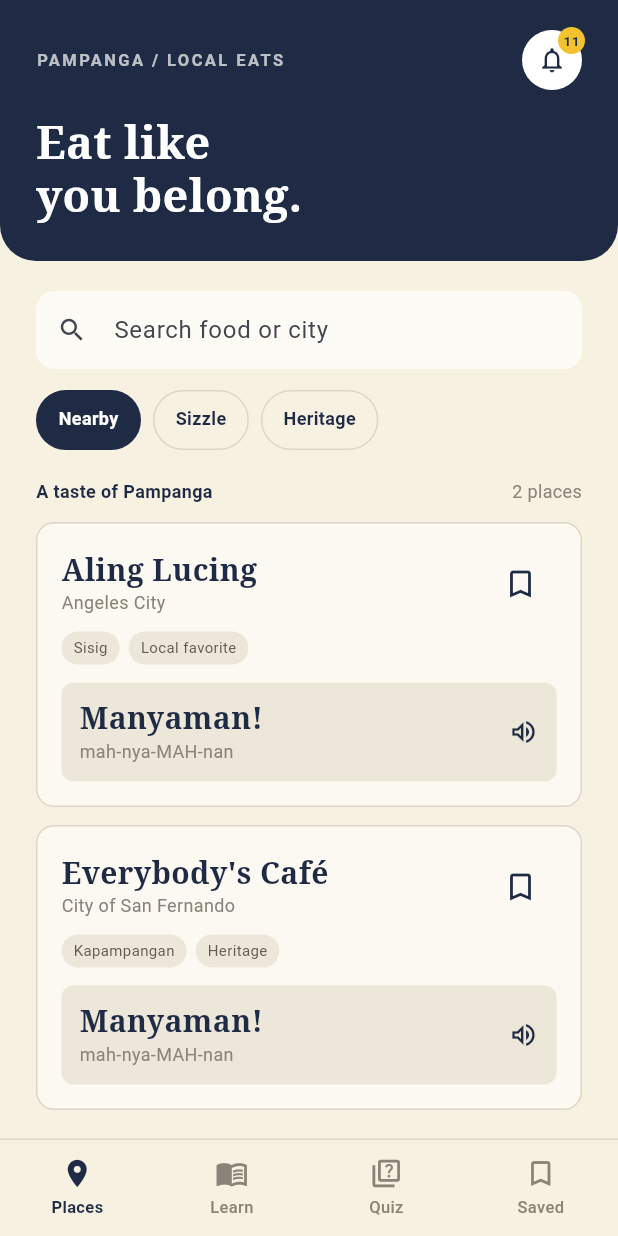
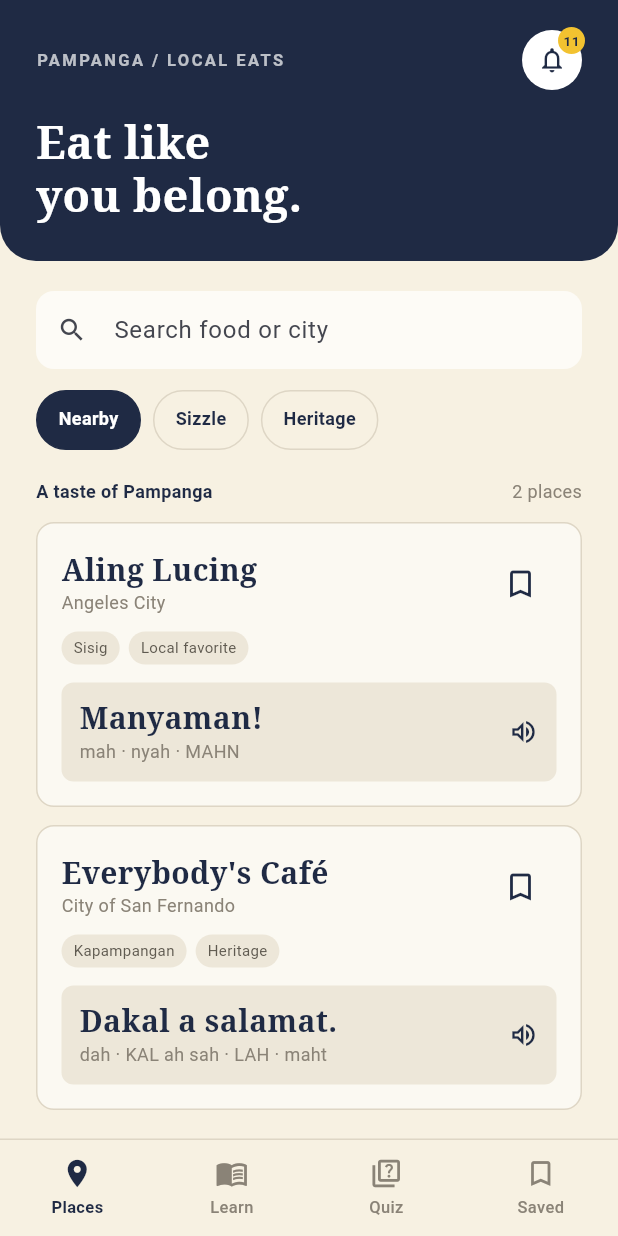
Before and after one commit to Zetzzui/pampanga-guide, a Flutter app: the PlacesScreen screen opened directly, on a phone screen of 412 x 824 dp. Run offline on Flutter 3.47's test engine with Material 3 defaults, Android fonts, the phone set to English and light mode, and no system bars; our stand-ins replace material_ui.

Commit message:
Add Phrase model and shared saved places store
- Add a Phrase model (category, Kapampangan, English, syllables, note)
  and mock phrases for the Learn flow.
- Give each Place a tagline and a linked Phrase instead of loose
  phrase/pronunciation/meaning strings.
- Add SavedStore to share saved places across Places, Place Details,
  and Saved (in memory until Firestore is wired up).
- Update Places, Place Details, and Saved screens to the new model.
- Mark unverified phrases and place details with TODOs.

```diff
--- a/lib/data/mock_data.dart
+++ b/lib/data/mock_data.dart
@@ -1,44 +1,97 @@
 /// Static mock data for the UI-first pass.
 /// Firestore will replace this in a later step.
+class Phrase {
+  const Phrase({
+    required this.category,
+    required this.kapampangan,
+    required this.english,
+    required this.syllables,
+    required this.note,
+  });
+
+  final String category;
+  final String kapampangan;
+  final String english;
+  final String syllables;
+  final String note;
+}
+
+// TODO: verify every phrase with a Kapampangan speaker before release.
+const mockPhrases = [
+  Phrase(
+    category: 'Food',
+    kapampangan: 'Manyaman!',
+    english: 'Delicious!',
+    syllables: 'mah · nyah · MAHN',
+    note:
+        'Stress the final syllable. Say it after a delicious meal.',
+  ),
+  Phrase(
+    category: 'Greetings',
+    kapampangan: 'Kumusta ka?',
+    english: 'How are you?',
+    syllables: 'koo · moos · TAH kah',
+    note: 'Ask someone how they are. Keep your tone warm and friendly.',
+  ),
+  Phrase(
+    category: 'Greetings',
+    kapampangan: 'Dakal a salamat.',
+    english: 'Thank you very much.',
+    syllables: 'dah · KAL ah sah · LAH · maht',
+    note: 'A warm way to say thank you. Try it at the end of your meal.',
+  ),
+];
+
 class Place {
   const Place({
     required this.name,
     required this.city,
+    required this.tagline,
+    required this.description,
     required this.tags,
-    required this.description,
     required this.phrase,
-    required this.pronunciation,
-    required this.meaning,
   });
 
   final String name;
   final String city;
+  final String tagline;
+  final String description;
   final List<String> tags;
-  final String description;
-  final String phrase;
-  final String pronunciation;
-  final String meaning;
+  final Phrase phrase;
 }
 
+// TODO: verify addresses, hours, and descriptions before release.
 const mockPlaces = [
   Place(
     name: 'Aling Lucing',
     city: 'Angeles City',
-    tags: ['Sisig', 'Local favorite'],
+    tagline: 'The taste of sisig country.',
     description:
         "A well-known stop for Pampanga's signature sizzling dish. "
         'Explore the area, then try a phrase at the table.',
-    phrase: 'Manyaman!',
-    pronunciation: 'mah-nya-MAH-nan',
-    meaning: 'Delicious',
+    tags: ['Sisig', 'Local favorite'],
+    phrase: Phrase(
+      category: 'Food',
+      kapampangan: 'Manyaman!',
+      english: 'Delicious!',
+      syllables: 'mah · nyah · MAHN',
+      note: 'Stress the final syllable. Say it after a delicious meal.',
+    ),
   ),
   Place(
     name: "Everybody's Café",
     city: 'City of San Fernando',
+    tagline: 'A table of Kapampangan heritage.',
+    description:
+        'Explore traditional Kapampangan cooking with a little local '
+        'language at your meal.',
     tags: ['Kapampangan', 'Heritage'],
-    description: 'A family-run landmark serving classic Kapampangan dishes.',
-    phrase: 'Manyaman!',
-    pronunciation: 'mah-nya-MAH-nan',
-    meaning: 'Delicious',
+    phrase: Phrase(
+      category: 'Greetings',
+      kapampangan: 'Dakal a salamat.',
+      english: 'Thank you very much.',
+      syllables: 'dah · KAL ah sah · LAH · maht',
+      note: 'A warm way to say thank you. Try it at the end of your meal.',
+    ),
   ),
 ];
--- a/lib/screens/places_screen.dart
+++ b/lib/screens/places_screen.dart
@@ -287,12 +287,12 @@ class _PlaceCard extends StatelessWidget {
                         crossAxisAlignment: CrossAxisAlignment.start,
                         children: [
                           Text(
-                            place.phrase,
+                            place.phrase.kapampangan,
                             style: AppText.h3.copyWith(color: AppColors.navy),
                           ),
                           const SizedBox(height: 2),
                           Text(
-                            place.pronunciation,
+                            place.phrase.syllables,
                             style: AppText.small.copyWith(
                               color: AppColors.muted,
                             ),
--- a/lib/screens/restaurant_detail_screen.dart
+++ b/lib/screens/restaurant_detail_screen.dart
@@ -68,17 +68,17 @@ class _RestaurantDetailScreenState extends State<RestaurantDetailScreen> {
                 crossAxisAlignment: CrossAxisAlignment.start,
                 children: [
                   Text(
-                    place.phrase,
+                    place.phrase.kapampangan,
                     style: AppText.h2.copyWith(color: AppColors.navy),
                   ),
                   const SizedBox(height: 2),
                   Text(
-                    place.pronunciation,
+                    place.phrase.syllables,
                     style: AppText.small.copyWith(color: AppColors.muted),
                   ),
                   const SizedBox(height: 6),
                   Text(
-                    place.meaning,
+                    place.phrase.english,
                     style: AppText.body.copyWith(color: AppColors.grey),
                   ),
                   const SizedBox(height: 12),
--- a/lib/screens/saved_screen.dart
+++ b/lib/screens/saved_screen.dart
@@ -129,7 +129,7 @@ class _SavedCard extends StatelessWidget {
                     ),
                     const SizedBox(height: 8),
                     Text(
-                      place.phrase,
+                      place.phrase.kapampangan,
                       style: AppText.small.copyWith(
                         color: AppColors.grey,
                         fontWeight: FontWeight.w600,
```
Also changed, not shown: lib/state/saved_store.dart (added, +31 -0 lines).
